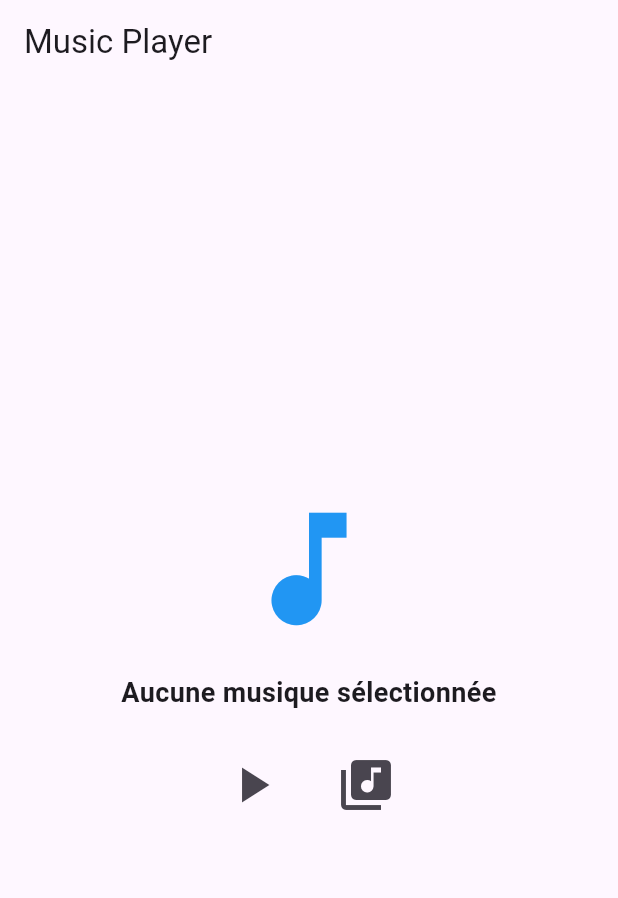
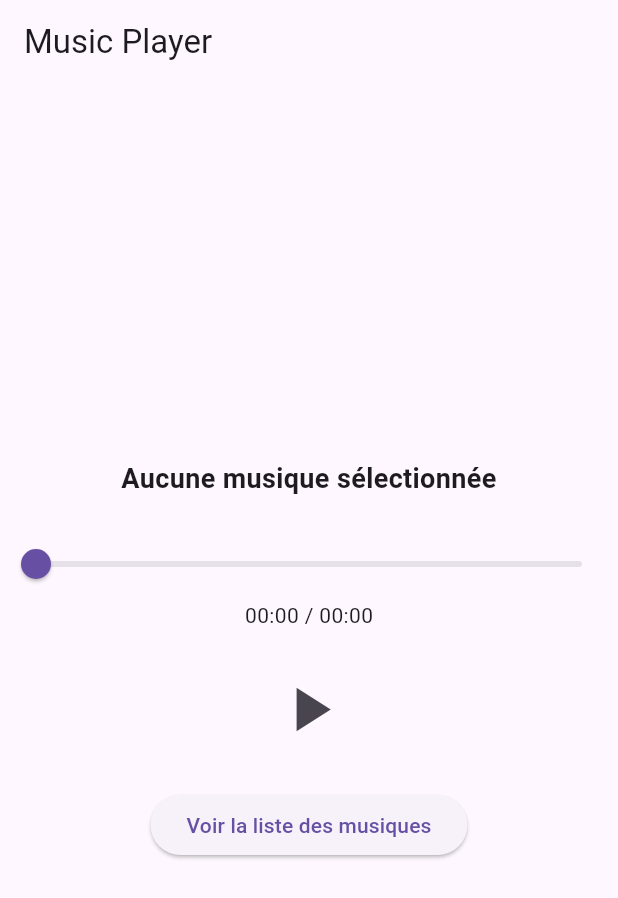
Before and after one commit to Daris02/musicplayer, a Flutter app: the screen it shows after launch, on a phone screen of 412 x 824 dp. Shown: the top 898 px of the screen. Run offline on Flutter 3.47's test engine with Material 3 defaults, Android fonts, the phone set to English and light mode, and no system bars; our stand-ins replace audioplayers, file_picker, just_audio, permission_handler, shared_preferences.

Commit message:
feat: add music storage

```diff
--- a/lib/main.dart
+++ b/lib/main.dart
@@ -1,21 +1,11 @@
 import 'package:flutter/material.dart';
-import 'package:provider/provider.dart';
 import 'screens/home_screen.dart';
-import 'screens/music_list_screen.dart';
-import 'providers/audio_provider.dart';
 
 void main() {
-  runApp(
-    ChangeNotifierProvider(
-      create: (context) => AudioProvider(),
-      child: const MyApp(),
-    ),
-  );
+  runApp(MyApp());
 }
 
 class MyApp extends StatelessWidget {
-  const MyApp({super.key});
-
   @override
   Widget build(BuildContext context) {
     return MaterialApp(
@@ -24,11 +14,7 @@ class MyApp extends StatelessWidget {
       theme: ThemeData(
         primarySwatch: Colors.blue,
       ),
-      initialRoute: '/',
-      routes: {
-        '/': (context) => const HomeScreen(),
-        '/music_list': (context) => const MusicListScreen(),
-      },
+      home: HomeScreen(),
     );
   }
 }
--- a/lib/screens/home_screen.dart
+++ b/lib/screens/home_screen.dart
@@ -1,47 +1,156 @@
+import 'dart:async';
+
 import 'package:flutter/material.dart';
-import 'package:provider/provider.dart';
-import 'package:musicplayer/providers/audio_provider.dart';
+import 'package:audioplayers/audioplayers.dart';
+import 'music_list_screen.dart';
+import 'package:musicplayer/services/music_storage_service.dart';
 
-class HomeScreen extends StatelessWidget {
-  const HomeScreen({super.key});
+class HomeScreen extends StatefulWidget {
+  @override
+  _HomeScreenState createState() => _HomeScreenState();
+}
+
+class _HomeScreenState extends State<HomeScreen> {
+  String? _currentMusic;
+  AudioPlayer _audioPlayer = AudioPlayer();
+  bool _isPlaying = false;
+  Duration _currentPosition = Duration.zero;
+  Duration _musicDuration = Duration.zero;
+  Timer? _timer;
+
+  @override
+  void initState() {
+    super.initState();
+    _loadLastPlayedMusic();
+    _setupAudioListeners();
+  }
+
+  // Charge la dernière musique jouée depuis la liste sauvegardée
+  void _loadLastPlayedMusic() async {
+    List<String> musicFiles = await MusicStorageService.loadMusicList();
+    if (musicFiles.isNotEmpty) {
+      setState(() {
+        _currentMusic = musicFiles.first;
+      });
+    }
+  }
+
+  // Configure les listeners pour mettre à jour la barre de progression
+  void _setupAudioListeners() {
+    _audioPlayer.onPositionChanged.listen((Duration position) {
+      setState(() {
+        _currentPosition = position;
+      });
+    });
+
+    _audioPlayer.onDurationChanged.listen((Duration duration) {
+      setState(() {
+        _musicDuration = duration;
+      });
+    });
+
+    _audioPlayer.onPlayerComplete.listen((event) {
+      setState(() {
+        _isPlaying = false;
+        _currentPosition = Duration.zero;
+      });
+    });
+  }
+
+  // Joue ou met en pause la musique
+  void _togglePlayPause() async {
+    if (_currentMusic == null) return;
+
+    if (_isPlaying) {
+      await _audioPlayer.pause();
+    } else {
+      await _audioPlayer.play(DeviceFileSource(_currentMusic!));
+    }
+
+    setState(() {
+      _isPlaying = !_isPlaying;
+    });
+  }
+
+  @override
+  void dispose() {
+    _audioPlayer.dispose();
+    super.dispose();
+  }
 
   @override
   Widget build(BuildContext context) {
-    final audioProvider = Provider.of<AudioProvider>(context);
-
     return Scaffold(
-      appBar: AppBar(title: const Text("Music Player")),
+      appBar: AppBar(title: Text("Music Player")),
       body: Center(
         child: Column(
           mainAxisAlignment: MainAxisAlignment.center,
           children: [
-            Icon(Icons.music_note, size: 100, color: Colors.blue),
-            const SizedBox(height: 20),
             Text(
-              audioProvider.currentSong ?? "Aucune musique sélectionnée",
-              style: const TextStyle(fontSize: 18, fontWeight: FontWeight.bold),
+              _currentMusic?.split('/').last ?? "Aucune musique sélectionnée",
+              style: TextStyle(fontSize: 18, fontWeight: FontWeight.bold),
               textAlign: TextAlign.center,
             ),
-            const SizedBox(height: 20),
+            SizedBox(height: 20),
+
+            // Barre de progression
+            Slider(
+              min: 0,
+              max: _musicDuration.inSeconds.toDouble(),
+              value: _currentPosition.inSeconds.toDouble(),
+              onChanged: (value) async {
+                await _audioPlayer.seek(Duration(seconds: value.toInt()));
+              },
+            ),
+
             Row(
               mainAxisAlignment: MainAxisAlignment.center,
               children: [
-                IconButton(
-                  icon: Icon(audioProvider.isPlaying ? Icons.pause : Icons.play_arrow, size: 40),
-                  onPressed: () => audioProvider.togglePlayback(),
-                ),
-                const SizedBox(width: 20),
-                IconButton(
-                  icon: const Icon(Icons.library_music, size: 40),
-                  onPressed: () {
-                    Navigator.pushNamed(context, '/music_list');
-                  },
+                Text(
+                  "${_formatDuration(_currentPosition)} / ${_formatDuration(_musicDuration)}",
+                  style: TextStyle(fontSize: 14),
                 ),
               ],
+            ),
+            SizedBox(height: 20),
+
+            // Bouton Play/Pause
+            IconButton(
+              icon: Icon(_isPlaying ? Icons.pause : Icons.play_arrow, size: 50),
+              onPressed: _togglePlayPause,
+            ),
+
+            SizedBox(height: 20),
+
+            // Bouton pour aller à la liste des musiques
+            ElevatedButton(
+              onPressed: () async {
+                final selectedMusic = await Navigator.push(
+                  context,
+                  MaterialPageRoute(builder: (context) => MusicListScreen()),
+                );
+
+                if (selectedMusic != null) {
+                  setState(() {
+                    _currentMusic = selectedMusic;
+                    _isPlaying = false;
+                  });
+                  _audioPlayer.stop(); // Arrête la musique précédente
+                }
+              },
+              child: Text("Voir la liste des musiques"),
             ),
           ],
         ),
       ),
     );
   }
+
+  // Formatte la durée en minutes:secondes
+  String _formatDuration(Duration duration) {
+    String twoDigits(int n) => n.toString().padLeft(2, "0");
+    String minutes = twoDigits(duration.inMinutes);
+    String seconds = twoDigits(duration.inSeconds.remainder(60));
+    return "$minutes:$seconds";
+  }
 }
--- /dev/null
+++ b/lib/services/music_storage_service.dart
@@ -0,0 +1,25 @@
+import 'package:shared_preferences/shared_preferences.dart';
+import 'dart:convert';
+
+class MusicStorageService {
+  static const String _musicListKey = 'music_list';
+
+  // Save all audio files (list)
+  static Future<void> saveMusicList(List<String> musicFiles) async {
+    final prefs = await SharedPreferences.getInstance();
+    await prefs.setString(_musicListKey, jsonEncode(musicFiles));
+  }
+
+  // Load all audio files (list)
+  static Future<List<String>> loadMusicList() async {
+    final prefs = await SharedPreferences.getInstance();
+    String? musicListJson = prefs.getString(_musicListKey);
+
+    if (musicListJson != null) {
+      List<dynamic> decodedList = jsonDecode(musicListJson);
+      return decodedList.cast<String>();
+    }
+
+    return [];
+  }
+}
--- a/pubspec.yaml
+++ b/pubspec.yaml
@@ -10,6 +10,7 @@ environment:
 
 
 dependencies:
+  audioplayers: ^6.4.0
   file_picker: ^9.1.0
   flutter:
     sdk: flutter
@@ -17,6 +18,7 @@ dependencies:
   path_provider: ^2.1.5
   permission_handler: ^11.4.0
   provider: ^6.1.2
+  shared_preferences: ^2.5.2
 
 
 
```
Also changed, not shown: lib/screens/music_list_screen.dart (+73 -19 lines), pubspec.lock.
